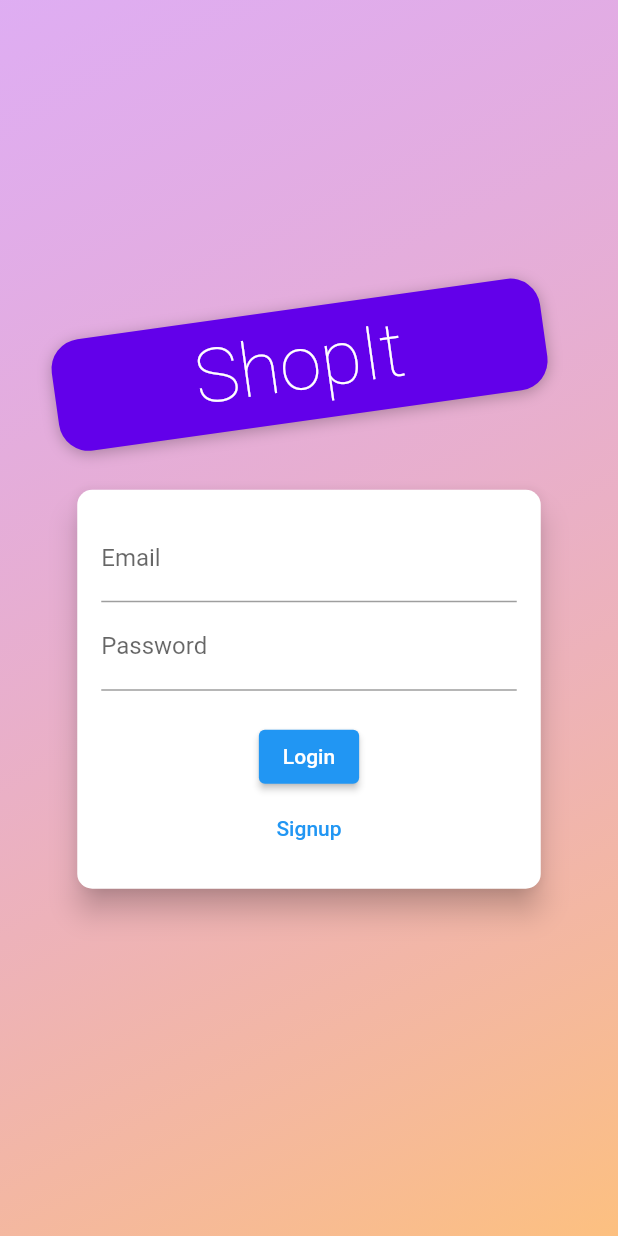
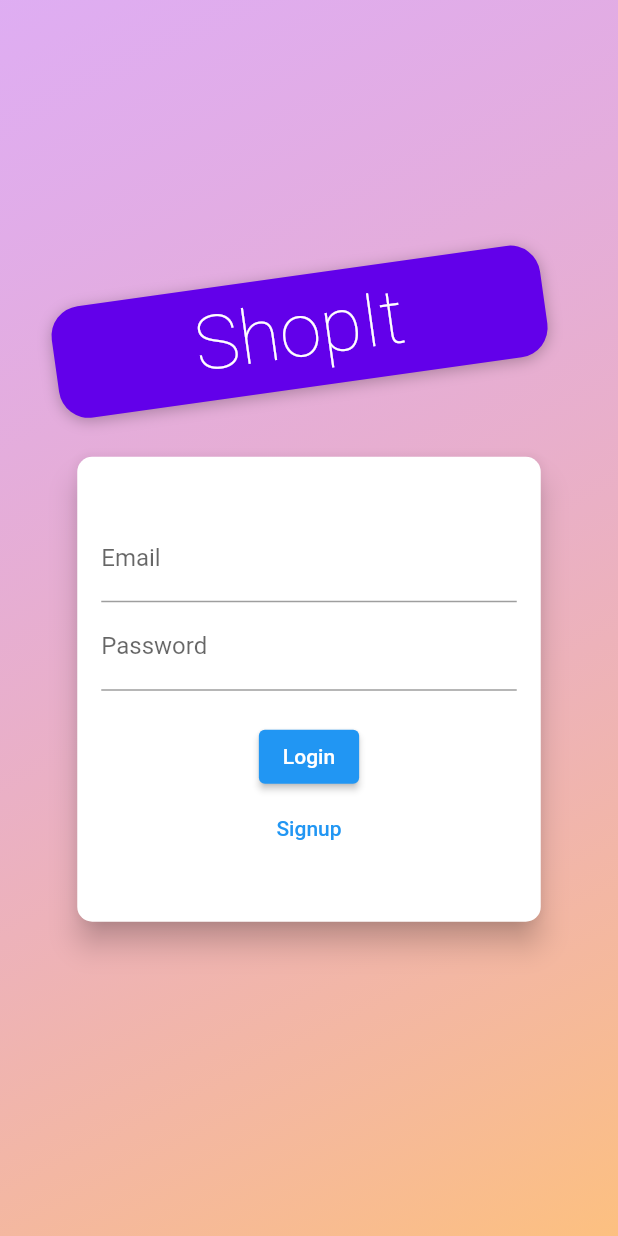
Before and after one commit to SergeyPetrosyuk/shopit, a Flutter app: the screen it shows after launch, on a phone screen of 412 x 824 dp. Run offline on Flutter 3.47's test engine with Material 2 defaults, Android fonts, the phone set to English and light mode, and no system bars; our stand-ins replace flutter_dotenv, shared_preferences.

Commit message:
Added animation on the auth screen and on the product items

```diff
--- a/lib/presentation/auth/auth_route.dart
+++ b/lib/presentation/auth/auth_route.dart
@@ -13,7 +13,6 @@ class AuthRoute extends StatelessWidget {
   @override
   Widget build(BuildContext context) {
     final deviceSize = MediaQuery.of(context).size;
-    final authProvider = context.read<AuthProvider>();
 
     return Scaffold(
       body: Stack(
@@ -94,11 +93,13 @@ class AuthWidget extends StatefulWidget {
   _AuthWidgetState createState() => _AuthWidgetState();
 }
 
-class _AuthWidgetState extends State<AuthWidget> {
+class _AuthWidgetState extends State<AuthWidget>
+    with SingleTickerProviderStateMixin {
   bool _loading = false;
   final _passwordController = TextEditingController();
   final GlobalKey<FormState> _formKey = GlobalKey();
   AuthMode _authMode = AuthMode.Login;
+
   Map<String, String> _authData = {
     'email': '',
     'password': '',
@@ -143,10 +144,49 @@ class _AuthWidgetState extends State<AuthWidget> {
   }
 
   void _switchAuthMode() {
+    _authMode == AuthMode.Login
+        ? _animationController.forward()
+        : _animationController.reverse();
+
     setState(
       () => _authMode =
           _authMode == AuthMode.Login ? AuthMode.Signup : AuthMode.Login,
     );
+  }
+
+  late AnimationController _animationController;
+  late Animation<double> _opacityAnimation;
+  late Animation<Offset> _slideAnimation;
+
+  @override
+  void initState() {
+    super.initState();
+    _animationController = AnimationController(
+      vsync: this,
+      duration: Duration(milliseconds: 350),
+    );
+
+    _opacityAnimation = Tween<double>(
+      begin: 0.0,
+      end: 1.0,
+    ).animate(CurvedAnimation(
+      parent: _animationController,
+      curve: Curves.linear,
+    ));
+
+    _slideAnimation = Tween<Offset>(
+      begin: Offset(0, -1.5),
+      end: Offset(0, 0),
+    ).animate(CurvedAnimation(
+      parent: _animationController,
+      curve: Curves.easeIn,
+    ));
+  }
+
+  @override
+  void dispose() {
+    _animationController.dispose();
+    super.dispose();
   }
 
   @override
@@ -156,13 +196,22 @@ class _AuthWidgetState extends State<AuthWidget> {
     return Card(
       shape: RoundedRectangleBorder(borderRadius: BorderRadius.circular(10)),
       elevation: 8,
-      child: Container(
+      child: AnimatedContainer(
+        padding: const EdgeInsets.all(16),
+        height: _authMode == AuthMode.Login ? 310 : 366,
+        duration: Duration(milliseconds: 350),
+        curve: Curves.easeIn,
         width: deviceSize.width * .75,
-        padding: const EdgeInsets.all(16),
-        child: Form(
+        child: Center(child: _buildFormWidget(context)),
+      ),
+    );
+  }
+
+  Widget _buildFormWidget(BuildContext context) => Form(
         key: _formKey,
         child: SingleChildScrollView(
           child: Column(
+            mainAxisSize: MainAxisSize.min,
             children: [
               TextFormField(
                 decoration: InputDecoration(labelText: 'Email'),
@@ -188,8 +237,18 @@ class _AuthWidgetState extends State<AuthWidget> {
                   _authData['password'] = value!;
                 },
               ),
-                _authMode == AuthMode.Signup
-                    ? TextFormField(
+              AnimatedContainer(
+                constraints: BoxConstraints(
+                  minHeight: _authMode == AuthMode.Signup ? 60 : 0,
+                  maxHeight: _authMode == AuthMode.Signup ? 120 : 0,
+                ),
+                curve: Curves.easeIn,
+                duration: Duration(milliseconds: 350),
+                child: SlideTransition(
+                  position: _slideAnimation,
+                  child: FadeTransition(
+                    opacity: _opacityAnimation,
+                    child: TextFormField(
                       enabled: _authMode == AuthMode.Signup,
                       decoration:
                           InputDecoration(labelText: 'Confirm password'),
@@ -200,8 +259,10 @@ class _AuthWidgetState extends State<AuthWidget> {
                                 return 'Passwords do not match';
                             }
                           : null,
-                      )
-                    : Container(),
+                    ),
+                  ),
+                ),
+              ),
               SizedBox(height: 20),
               _loading
                   ? CircularProgressIndicator()
@@ -218,8 +279,5 @@ class _AuthWidgetState extends State<AuthWidget> {
             ],
           ),
         ),
-        ),
-      ),
       );
 }
-}
--- a/lib/presentation/product_detail/product_detail_route.dart
+++ b/lib/presentation/product_detail/product_detail_route.dart
@@ -22,9 +22,12 @@ class ProductDetailRoute extends StatelessWidget {
             Container(
               height: 300,
               width: double.infinity,
-              child: Image.network(
-                product.imageUrl,
-                fit: BoxFit.cover,
+              child: Hero(
+                tag: product.id,
+                child: Image.network(
+                  product.imageUrl,
+                  fit: BoxFit.cover,
+                ),
               ),
             ),
             SizedBox(height: 16),
--- a/lib/presentation/products_overview/product_item_widget.dart
+++ b/lib/presentation/products_overview/product_item_widget.dart
@@ -110,11 +110,15 @@ class ProductItem extends StatelessWidget {
           ),
           child: Stack(
             children: [
-              Image.network(
-                imageUrl,
-                height: 250,
-                width: double.infinity,
-                fit: BoxFit.cover,
+              Hero(
+                tag: productId,
+                child: FadeInImage.assetNetwork(
+                  height: 250,
+                  fit: BoxFit.cover,
+                  width: double.infinity,
+                  placeholder: 'assets/images/product-placeholder.png',
+                  image: imageUrl,
+                ),
               ),
               Positioned.fill(
                 child: Material(
--- a/pubspec.yaml
+++ b/pubspec.yaml
@@ -58,6 +58,7 @@ flutter:
 
   assets:
     - .env
+    - assets/images/product-placeholder.png
 
   # An image asset can refer to one or more resolution-specific "variants", see
   # https://flutter.dev/assets-and-images/#resolution-aware.
```
Also changed, not shown: assets/images/product-placeholder.png (added). Lines whose indentation alone changed are shown as unchanged.
